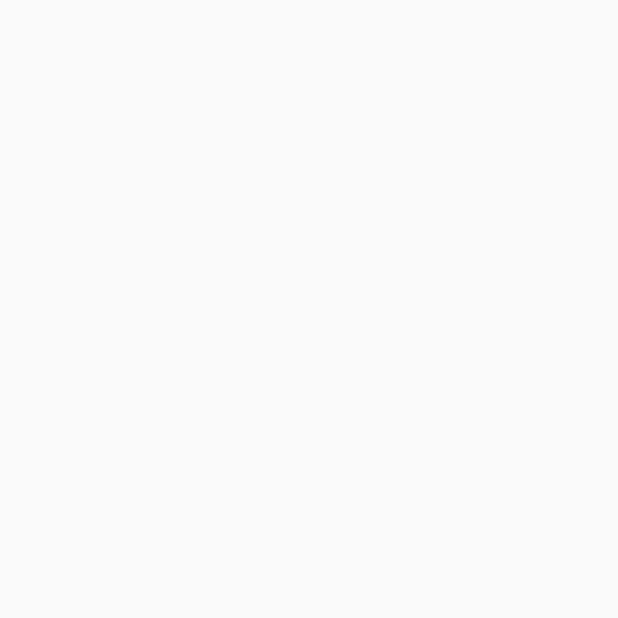
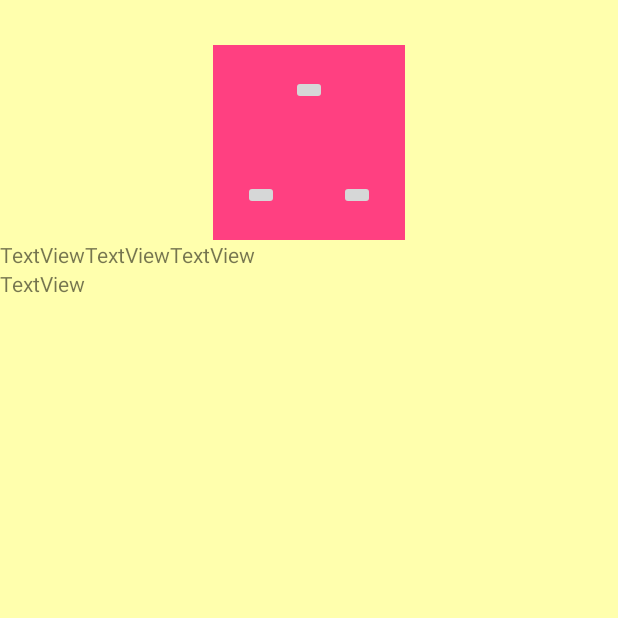
Before and after one commit to CrispyMoses/ArcheageRegrade, an Android app: the screen it shows after launch (RegradeActivity), on a phone screen of 412 x 824 dp, the top half of it. Before the commit the part shown is empty. Run offline under Robolectric (Android 15) with nearby library versions, the phone set to English and light mode, and no system bars.

Commit message:
commit 1

```diff
--- a/app/src/main/res/layout/fragment_regrade.xml
+++ b/app/src/main/res/layout/fragment_regrade.xml
@@ -1,6 +1,101 @@
 <?xml version="1.0" encoding="utf-8"?>
-<RelativeLayout xmlns:android="http://schemas.android.com/apk/res/android"
-                android:layout_width="match_parent"
-                android:layout_height="match_parent">
+<LinearLayout xmlns:android="http://schemas.android.com/apk/res/android"
+              xmlns:app="http://schemas.android.com/apk/res-auto"
+              android:layout_width="match_parent"
+              android:layout_height="match_parent"
+              android:background="@color/colorBackground"
+              android:orientation="vertical"
+              android:paddingTop="30dp">
 
-</RelativeLayout>
+    <LinearLayout
+        android:layout_width="wrap_content"
+        android:layout_height="wrap_content"
+        android:layout_gravity="center"
+        android:background="@color/colorAccent"
+        android:orientation="vertical"
+        android:padding="20dp"
+        >
+
+        <ImageButton
+            android:id="@+id/imageButton"
+            android:layout_width="wrap_content"
+            android:layout_height="wrap_content"
+            android:layout_gravity="center"
+            android:layout_marginBottom="50dp"
+            app:srcCompat="@mipmap/ic_launcher"/>
+
+        <LinearLayout
+            android:layout_width="wrap_content"
+            android:layout_height="wrap_content"
+            android:orientation="horizontal">
+
+            <ImageButton
+                android:id="@+id/imageButton3"
+                android:layout_width="wrap_content"
+                android:layout_height="wrap_content"
+                app:srcCompat="@mipmap/ic_launcher"/>
+
+            <ImageButton
+                android:id="@+id/imageButton2"
+                android:layout_width="wrap_content"
+                android:layout_height="wrap_content"
+                android:layout_marginLeft="40dp"
+                app:srcCompat="@mipmap/ic_launcher"/>
+        </LinearLayout>
+
+    </LinearLayout>
+
+    <TableLayout
+        android:layout_width="wrap_content"
+        android:layout_height="wrap_content">
+
+        <TableRow
+            android:layout_width="match_parent"
+            android:layout_height="match_parent">
+
+            <TextView
+                android:id="@+id/textView3"
+                android:layout_width="wrap_content"
+                android:layout_height="wrap_content"
+                android:text="TextView"/>
+
+            <TextView
+                android:id="@+id/textView2"
+                android:layout_width="wrap_content"
+                android:layout_height="wrap_content"
+                android:text="TextView"/>
+
+            <TextView
+                android:id="@+id/textView"
+                android:layout_width="wrap_content"
+                android:layout_height="wrap_content"
+                android:text="TextView"/>
+        </TableRow>
+
+        <TableRow
+            android:layout_width="match_parent"
+            android:layout_height="match_parent">
+
+            <TextView
+                android:id="@+id/textView4"
+                android:layout_width="wrap_content"
+                android:layout_height="wrap_content"
+                android:text="TextView"/>
+
+            <ImageView
+                android:id="@+id/imageView2"
+                android:layout_width="wrap_content"
+                android:layout_height="wrap_content"
+                app:srcCompat="@mipmap/ic_launcher_round"/>
+
+            <ImageView
+                android:id="@+id/imageView"
+                android:layout_width="wrap_content"
+                android:layout_height="wrap_content"
+                app:srcCompat="@mipmap/ic_launcher_round"/>
+
+        </TableRow>
+
+    </TableLayout>
+
+</LinearLayout>
--- a/app/src/main/res/values/colors.xml
+++ b/app/src/main/res/values/colors.xml
@@ -3,4 +3,5 @@
     <color name="colorPrimary">#3F51B5</color>
     <color name="colorPrimaryDark">#303F9F</color>
     <color name="colorAccent">#FF4081</color>
+    <color name="colorBackground">#ffffad</color>
 </resources>
```
